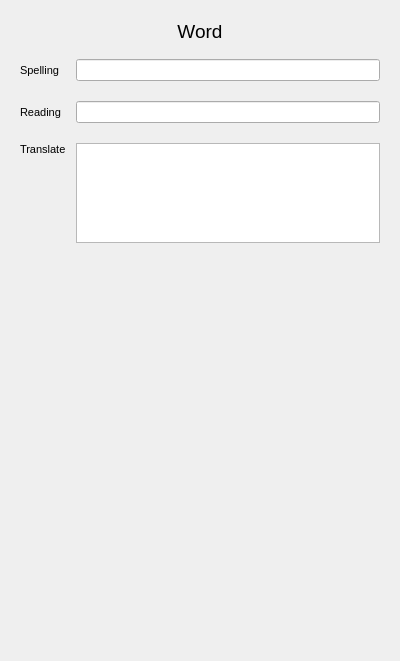
This is modules/module_words/editor/word_block_view.ui in Serega-SPb/lang_tutor as Qt 5 draws it before an edit. The edited form follows.
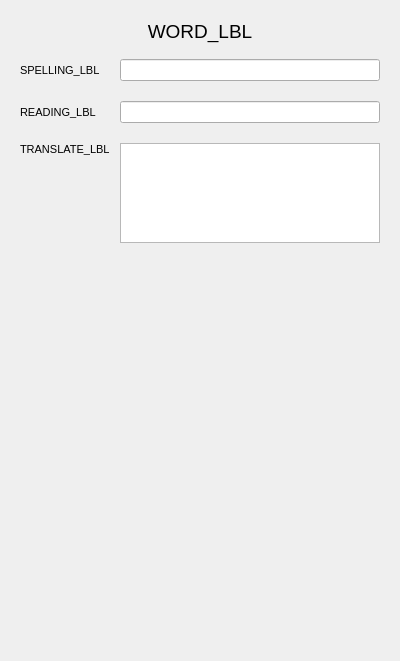
This is the edited form.

Commit message: fixes: - fixed translating in the block_view of modules for the editor changed algorithm to import modules

```diff
--- a/modules/module_words/editor/word_block_view.ui
+++ b/modules/module_words/editor/word_block_view.ui
@@ -28,7 +28,7 @@
          </font>
         </property>
         <property name="text">
-         <string>Word</string>
+         <string>WORD_LBL</string>
         </property>
         <property name="alignment">
          <set>Qt::AlignCenter</set>
@@ -65,7 +65,7 @@
            </font>
           </property>
           <property name="text">
-           <string>Spelling</string>
+           <string>SPELLING_LBL</string>
           </property>
           <property name="alignment">
            <set>Qt::AlignLeading|Qt::AlignLeft|Qt::AlignVCenter</set>
@@ -82,7 +82,7 @@
            </font>
           </property>
           <property name="text">
-           <string>Translate</string>
+           <string>TRANSLATE_LBL</string>
           </property>
           <property name="alignment">
            <set>Qt::AlignLeading|Qt::AlignLeft|Qt::AlignTop</set>
@@ -105,7 +105,7 @@
            </font>
           </property>
           <property name="text">
-           <string>Reading</string>
+           <string>READING_LBL</string>
           </property>
           <property name="alignment">
            <set>Qt::AlignLeading|Qt::AlignLeft|Qt::AlignVCenter</set>
```
The commit also changes 19 other files.
